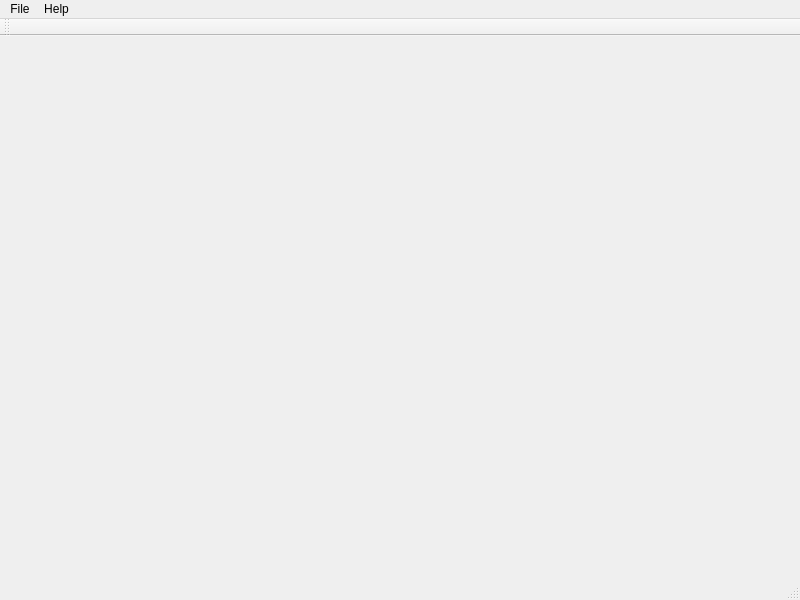
Above: frontend/n64c/forms/MainWindow.ui from TheComet/n64-controller before the change. Below: the same form after it.
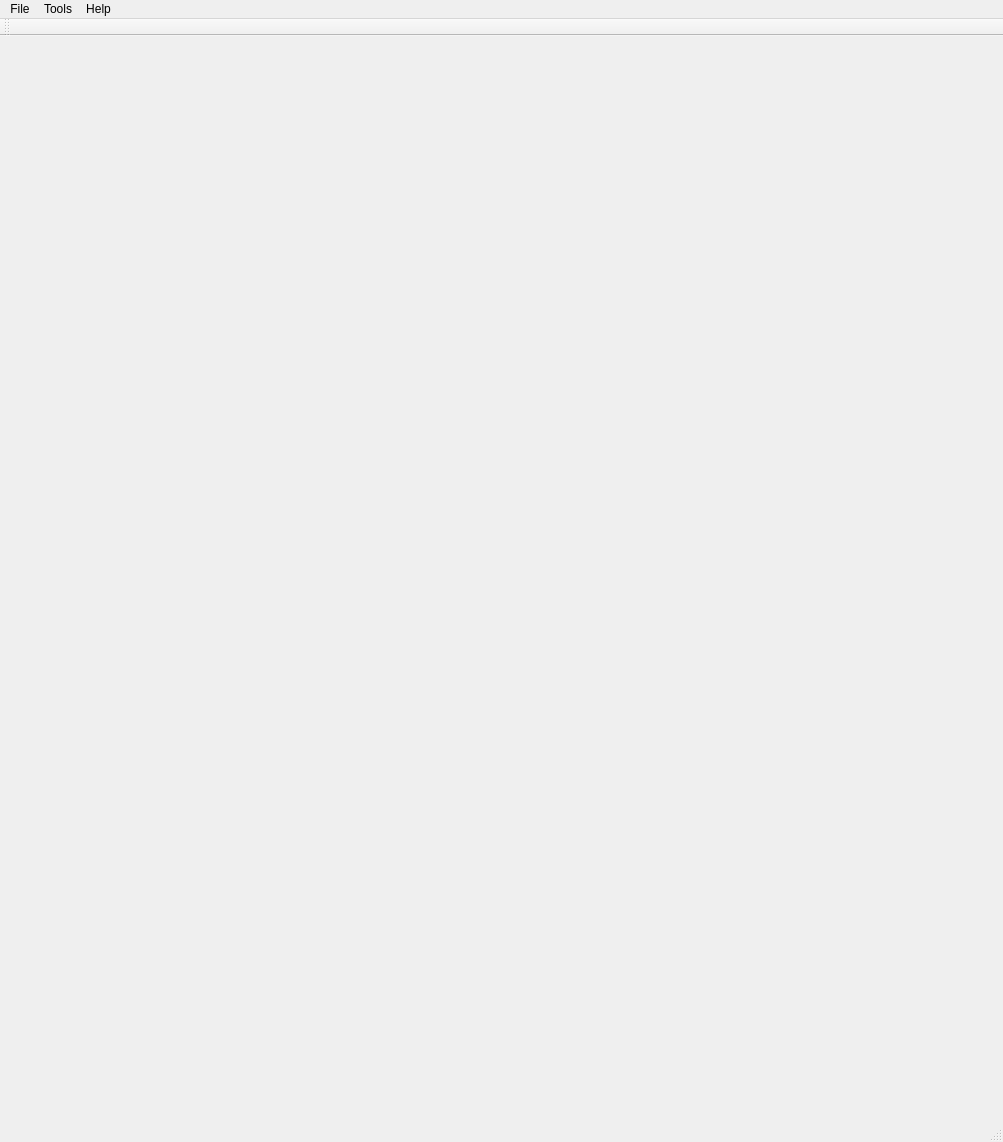
That is the form after the change.

Commit message: Tools pane, create new profile, color picker

Diff of the .ui file:
```diff
--- a/frontend/n64c/forms/MainWindow.ui
+++ b/frontend/n64c/forms/MainWindow.ui
@@ -6,8 +6,8 @@
    <rect>
     <x>0</x>
     <y>0</y>
-    <width>800</width>
-    <height>600</height>
+    <width>1003</width>
+    <height>1142</height>
    </rect>
   </property>
   <property name="windowTitle">
@@ -19,8 +19,8 @@
     <rect>
      <x>0</x>
      <y>0</y>
-     <width>800</width>
-     <height>22</height>
+     <width>1003</width>
+     <height>39</height>
     </rect>
    </property>
    <widget class="QMenu" name="menuFile">
@@ -35,7 +35,14 @@
     </property>
     <addaction name="actionAboutz"/>
    </widget>
+   <widget class="QMenu" name="menuTools">
+    <property name="title">
+     <string>Tools</string>
+    </property>
+    <addaction name="action_controllerPakTool"/>
+   </widget>
    <addaction name="menuFile"/>
+   <addaction name="menuTools"/>
    <addaction name="menuHelp"/>
   </widget>
   <widget class="QStatusBar" name="statusbar"/>
```
Left out of the diff: 16 changed lines with no effect on the pictures. The commit also changes 119 other files.
